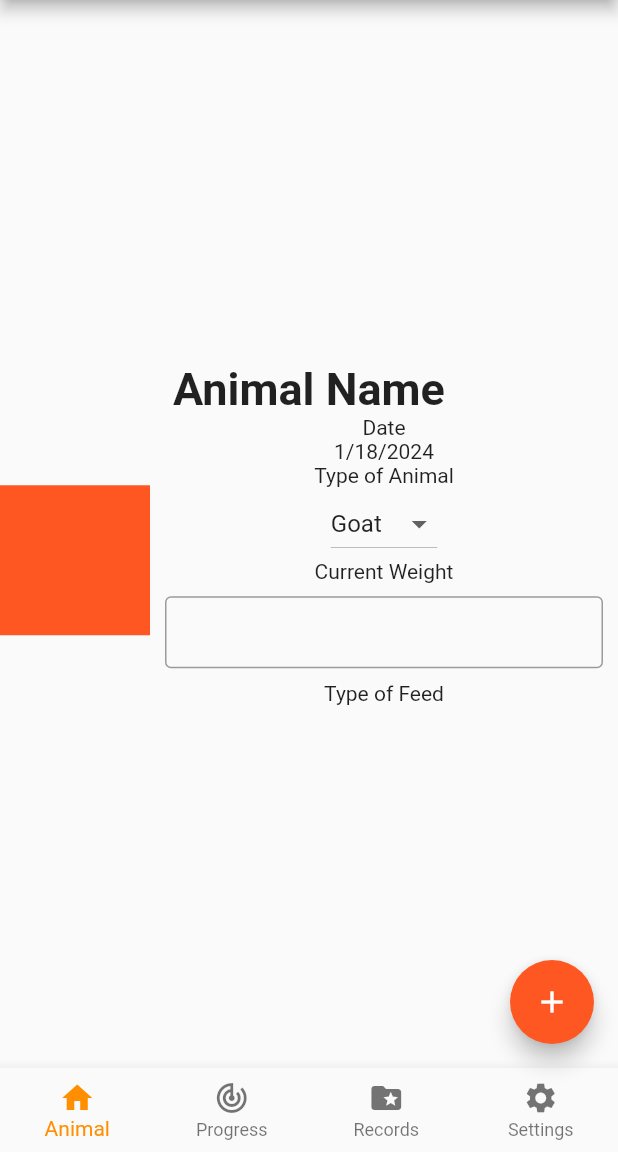
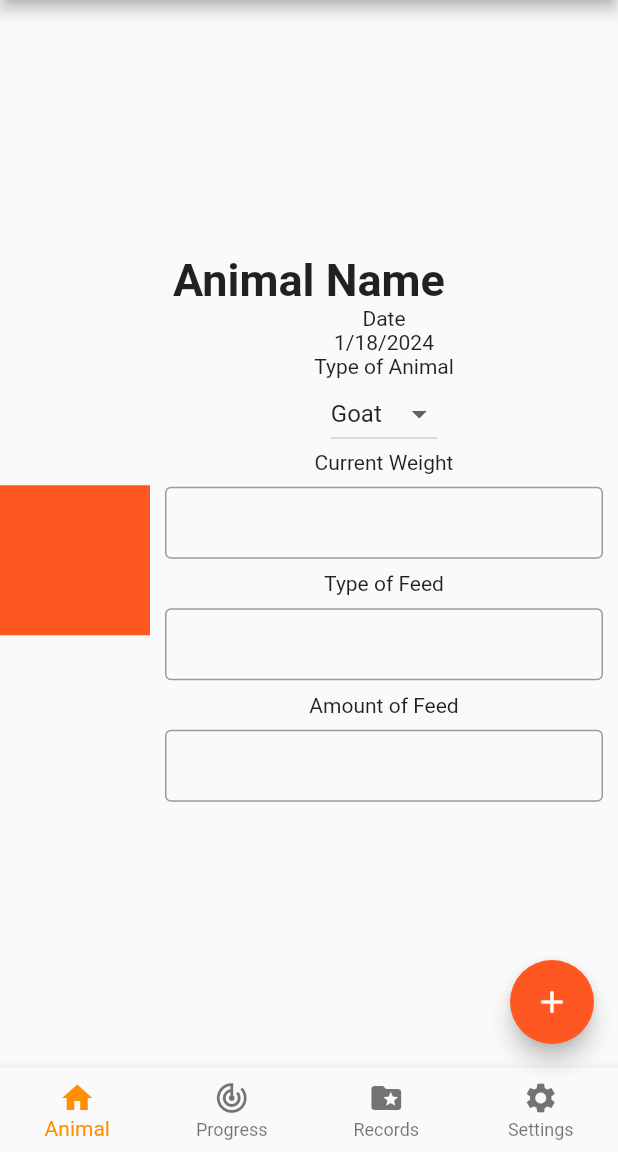
Before and after one commit to HimmyTurner223/monarch-ag, a Flutter app: the HomePage screen opened directly, on a phone screen of 412 x 824 dp, the part 84-1236 px from its top. Run offline on Flutter 3.47's test engine with Material 2 defaults, Android fonts, the phone set to English and light mode, and no system bars; our stand-ins replace cached_network_image, font_awesome_flutter.

Commit message:
we added stuff

```diff
--- a/lib/animal_profile.dart
+++ b/lib/animal_profile.dart
@@ -63,6 +63,27 @@ class _AnimalProfileState extends State<AnimalProfile> {
                     ),
                   ),
                   Text('Type of Feed'),
+                  Padding(
+                    padding: const EdgeInsets.only(
+                        left: 10.0, right: 10.0, top: 8.5, bottom: 8.5),
+                    child: TextField(
+                      decoration: InputDecoration(
+                        contentPadding: EdgeInsets.symmetric(vertical: 0.0),
+                        border: OutlineInputBorder(),
+                      ),
+                    ),
+                  ),
+                  Text('Amount of Feed'),
+                  Padding(
+                    padding: const EdgeInsets.only(
+                        left: 10.0, right: 10.0, top: 8.5, bottom: 8.5),
+                    child: TextField(
+                      decoration: InputDecoration(
+                        contentPadding: EdgeInsets.symmetric(vertical: 0.0),
+                        border: OutlineInputBorder(),
+                      ),
+                    ),
+                  ),
                 ],
               ),
             )
```
